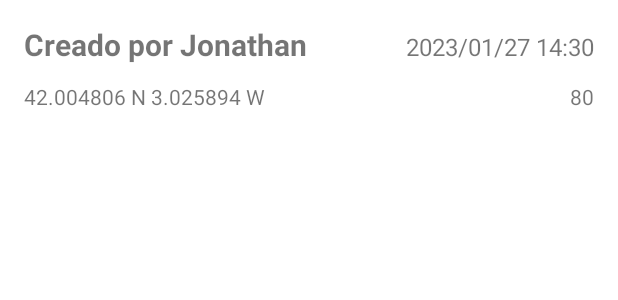
After one commit to JonPichel/Avispamientos, an Android app: the layout layout_sighting_item.xml on its own in the app's theme, with its tools: preview values and no code run, on a phone screen of 412 x 824 dp. The commit adds this screen. Shown: the top 300 px of the screen. Run offline under Robolectric (Android 15) with nearby library versions, the phone set to English and light mode, and no system bars; network calls fail.

Commit message:
Android sightings

```diff
--- a/AvispamientosAndroid/app/src/main/java/com/avispamientos/avispamientosandroid/MainActivity.java
+++ b/AvispamientosAndroid/app/src/main/java/com/avispamientos/avispamientosandroid/MainActivity.java
@@ -6,8 +6,8 @@ import androidx.fragment.app.Fragment;
 import android.os.Bundle;
 
 import com.avispamientos.avispamientosandroid.screens.login.LoginFragment;
-import com.avispamientos.avispamientosandroid.screens.login.RegisterFragment;
-import com.avispamientos.avispamientosandroid.screens.login.SightingsFragment;
+import com.avispamientos.avispamientosandroid.screens.register.RegisterFragment;
+import com.avispamientos.avispamientosandroid.screens.sightings.SightingsFragment;
 
 public class MainActivity extends AppCompatActivity {
 
--- a/AvispamientosAndroid/app/src/main/res/layout/fragment_login.xml
+++ b/AvispamientosAndroid/app/src/main/res/layout/fragment_login.xml
@@ -64,6 +64,7 @@
 
     <ProgressBar
         android:id="@+id/loading"
+        android:indeterminate="true"
         android:layout_width="wrap_content"
         android:layout_height="wrap_content"
         android:layout_gravity="center"
--- /dev/null
+++ b/AvispamientosAndroid/app/src/main/res/layout/layout_sighting_item.xml
@@ -0,0 +1,48 @@
+<?xml version="1.0" encoding="utf-8"?>
+<androidx.constraintlayout.widget.ConstraintLayout xmlns:android="http://schemas.android.com/apk/res/android"
+    xmlns:app="http://schemas.android.com/apk/res-auto"
+    xmlns:tools="http://schemas.android.com/tools"
+    android:layout_width="match_parent"
+    android:layout_height="90dp">
+
+    <TextView
+        android:id="@+id/creator"
+        android:layout_width="wrap_content"
+        android:layout_height="wrap_content"
+        android:layout_marginStart="16dp"
+        android:layout_marginTop="16dp"
+        android:textSize="20sp"
+        android:textStyle="bold"
+        app:layout_constraintStart_toStartOf="parent"
+        app:layout_constraintTop_toTopOf="parent"
+        tools:text="Creado por Jonathan" />
+
+    <TextView
+        android:id="@+id/timestamp"
+        android:layout_width="wrap_content"
+        android:layout_height="wrap_content"
+        android:layout_marginEnd="16dp"
+        android:textSize="16sp"
+        app:layout_constraintBaseline_toBaselineOf="@+id/creator"
+        app:layout_constraintEnd_toEndOf="parent"
+        tools:text="2023/01/27 14:30" />
+
+    <TextView
+        android:id="@+id/confirmationCount"
+        android:layout_width="wrap_content"
+        android:layout_height="wrap_content"
+        android:layout_marginEnd="16dp"
+        app:layout_constraintBaseline_toBaselineOf="@+id/coordinates"
+        app:layout_constraintEnd_toEndOf="parent"
+        tools:text="80" />
+
+    <TextView
+        android:id="@+id/coordinates"
+        android:layout_width="wrap_content"
+        android:layout_height="wrap_content"
+        android:layout_marginStart="16dp"
+        android:layout_marginBottom="16dp"
+        app:layout_constraintBottom_toBottomOf="parent"
+        app:layout_constraintStart_toStartOf="parent"
+        tools:text="42.004806 N 3.025894 W" />
+</androidx.constraintlayout.widget.ConstraintLayout>
```
Also changed, not shown: AvispamientosAndroid/app/src/main/java/com/avispamientos/avispamientosandroid/models/Sighting.java (added, +61 -0 lines), AvispamientosAndroid/app/src/main/java/com/avispamientos/avispamientosandroid/screens/login/LoginFragment.java (+19 -23 lines), AvispamientosAndroid/app/src/main/java/com/avispamientos/avispamientosandroid/screens/login/SightingsFragment.java (deleted, +0 -50 lines), AvispamientosAndroid/app/src/main/java/com/avispamientos/avispamientosandroid/screens/register/RegisterFragment.java (renamed from AvispamientosAndroid/app/src/main/java/com/avispamientos/avispamientosandroid/screens/login/RegisterFragment.java, +25 -22 lines), AvispamientosAndroid/app/src/main/java/com/avispamientos/avispamientosandroid/screens/sightings/SightingsFragment.java (added, +147 -0 lines), AvispamientosAndroid/app/src/main/res/layout/fragment_sightings.xml (+12 -10 lines), 3 other files.
